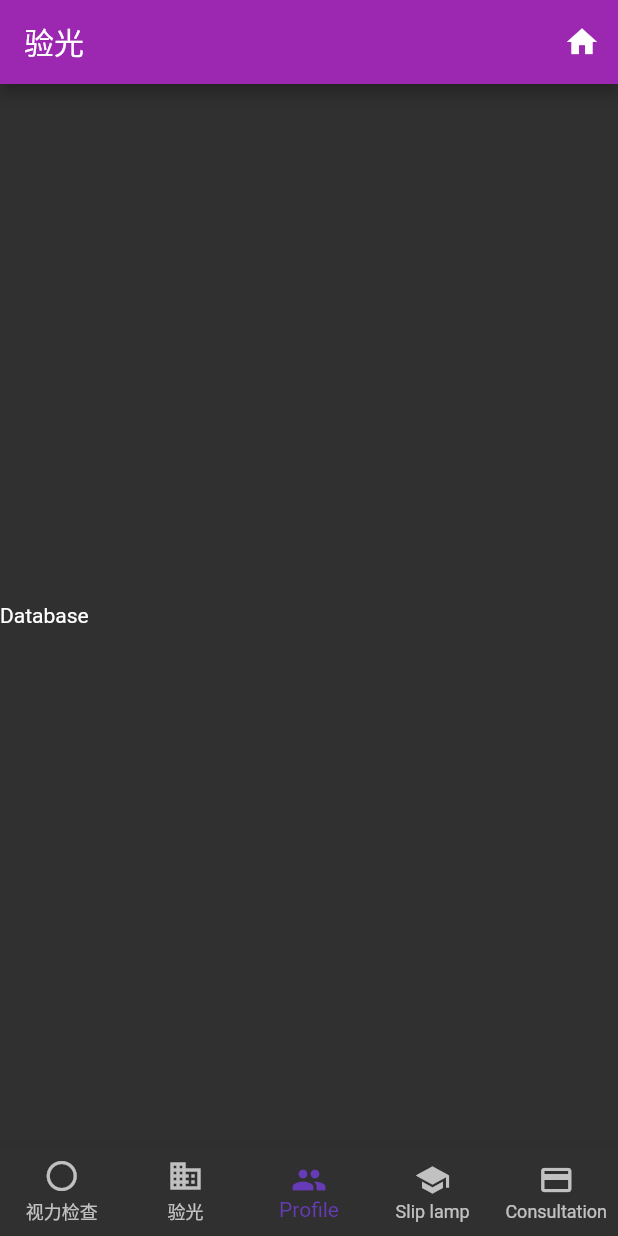
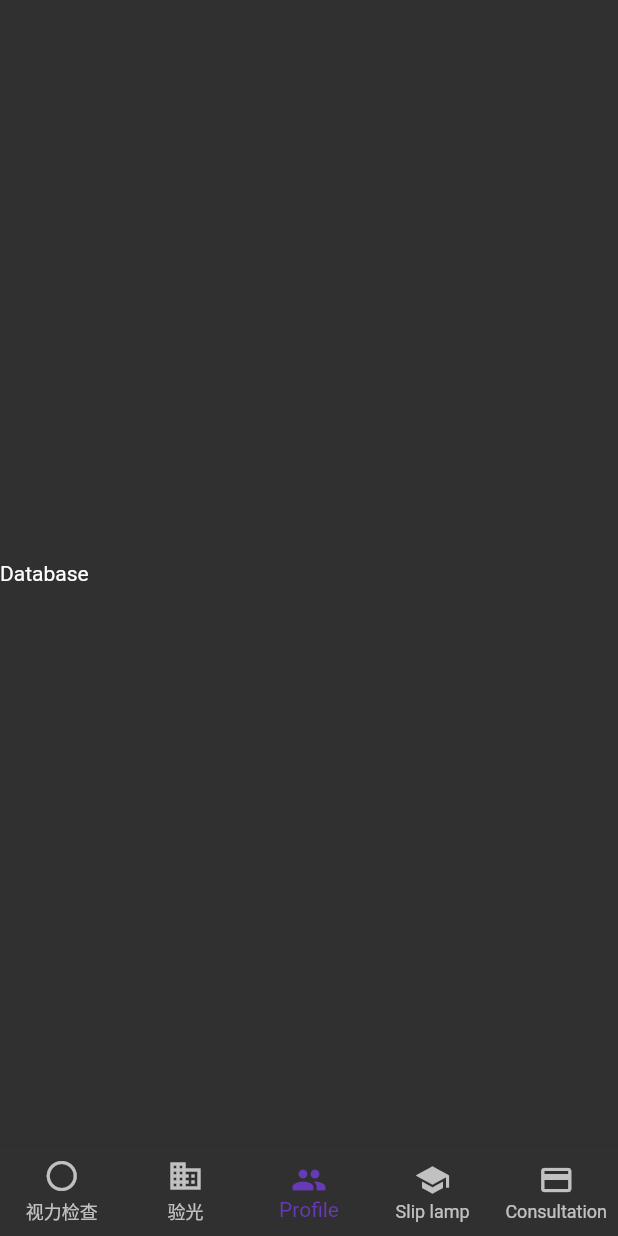
Before and after one commit to yfchiuaa/SIGHTSeeing, a Flutter app: the screen it shows after launch, item 3 of the bottom bar chosen, on a phone screen of 412 x 824 dp. Run offline on Flutter 3.47's test engine with Material 2 defaults, Android fonts, the phone set to English and light mode, and no system bars; Roboto replaces fonts that are missing (Hind, Montserrat).

Commit message:
Change position of appBar

```diff
--- a/lib/main.dart
+++ b/lib/main.dart
@@ -1,6 +1,6 @@
 import 'package:flutter/material.dart';
 import 'login.dart';
-import 'VisionTest.dart';
+import 'VisionOptometry.dart';
 import 'Database.dart';
 
 void main() => runApp(MyApp());
@@ -45,17 +45,18 @@ class MyStatefulWidget extends StatefulWidget {
 class _MyStatefulWidgetState extends State<MyStatefulWidget> {
   int _selectedIndex = 0;
   List<Widget> pages = List();
-  List<String> _visionTestList = ["VisionTest", "裸眼远视力", "戴镜远视力", "小孔视力"];
-  List<String> _optometryList = ["Optometry", "散瞳前屈光度", "散瞳前散光度", "散瞳前轴位度"];
+
+  List<String> _visionTestList = ["视力检查", "裸眼远视力", "戴镜远视力", "小孔视力"];
+  List<String> _optometryList = ["验光", "散瞳前屈光度", "散瞳前散光度", "散瞳前轴位度"];
 
   @override
   void initState() {
     pages
-      ..add( VisionTest(checkingDetails: _visionTestList))
-      ..add( VisionTest(checkingDetails: _optometryList))
+      ..add( VisionOptometry(checkingDetails: _visionTestList))
+      ..add( VisionOptometry(checkingDetails: _optometryList))
       ..add(DatabasePage())
-      ..add( VisionTest(checkingDetails: _visionTestList))
-      ..add( VisionTest(checkingDetails: _optometryList))
+      ..add( VisionOptometry(checkingDetails: _visionTestList))
+      ..add( VisionOptometry(checkingDetails: _optometryList))
     ;
     super.initState();
   }
@@ -63,21 +64,6 @@ class _MyStatefulWidgetState extends State<MyStatefulWidget> {
   @override
   Widget build(BuildContext context) {
     return Scaffold(
-      appBar: AppBar(
-          title: Text('验光'),
-          actions: <Widget>[
-            IconButton(
-                icon: Icon(Icons.home),
-                tooltip: 'Air it',
-                onPressed: (){
-                  Navigator.push(context, MaterialPageRoute(builder: (BuildContext context) => LoginPage()));
-                }
-            ),
-          ],
-          backgroundColor: Colors.purple
-        // TODO: the button text
-      ),
-
       body: pages[_selectedIndex],
 
       bottomNavigationBar: BottomNavigationBar(
```
Also changed, not shown: lib/VisionOptometry.dart (renamed from lib/VisionTest.dart, +20 -6 lines).
